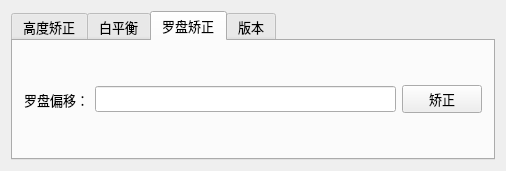
Qt form widget.ui (suisiyuan/IDT_Rectify) before a commit.
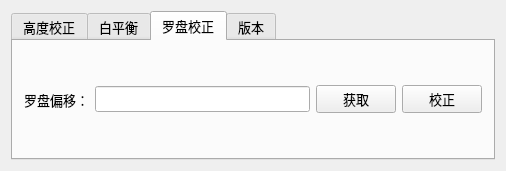
The same form after that commit. The open tabs and pages were chosen to show the change.

Commit message: 添加获取罗盘校正功能，删除提示框中的ip地址，修改“矫正”为“校正”，每次发完命令，自动删除socket。

```diff
--- a/widget.ui
+++ b/widget.ui
@@ -27,7 +27,7 @@
      </property>
      <widget class="QWidget" name="heightTab">
       <attribute name="title">
-       <string>高度矫正</string>
+       <string>高度校正</string>
       </attribute>
       <layout class="QHBoxLayout" name="horizontalLayout_2">
        <item>
@@ -110,7 +110,7 @@
      </widget>
      <widget class="QWidget" name="compassTab">
       <attribute name="title">
-       <string>罗盘矫正</string>
+       <string>罗盘校正</string>
       </attribute>
       <layout class="QHBoxLayout" name="horizontalLayout_3">
        <item>
@@ -130,13 +130,20 @@
          </property>
         </widget>
        </item>
+       <item>
+        <widget class="QPushButton" name="getShiftButton">
+         <property name="text">
+          <string>获取</string>
+         </property>
+        </widget>
+       </item>
        <item>
         <widget class="QPushButton" name="shiftButton">
          <property name="enabled">
           <bool>true</bool>
          </property>
          <property name="text">
-          <string>矫正</string>
+          <string>校正</string>
          </property>
         </widget>
        </item>
```
Left out of the diff: 2 changed lines with no effect on the pictures. The commit also changes 5 other files.
